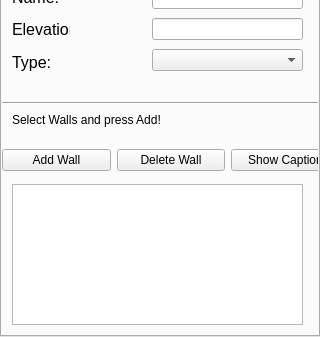
This is forms/roomwidget.ui in JuPedSim/jpseditor as Qt 5 draws it before an edit; both pictures show x 0 to 320 and y 242 to 579 of the 320 by 579 pixel window. The edited form follows.
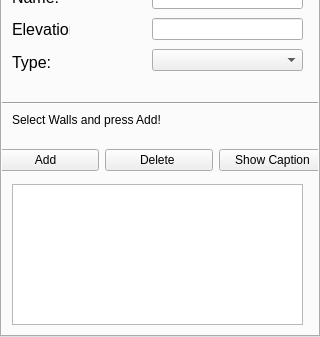
This is the edited form. The open tabs and pages were chosen to show the change.

```diff
--- a/forms/roomwidget.ui
+++ b/forms/roomwidget.ui
@@ -144,9 +144,9 @@
    <widget class="QWidget" name="horizontalLayoutWidget_2">
     <property name="geometry">
      <rect>
-      <x>0</x>
+      <x>-10</x>
       <y>360</y>
-      <width>338</width>
+      <width>334</width>
       <height>32</height>
      </rect>
     </property>
@@ -157,7 +157,7 @@
         <string>&lt;html&gt;&lt;head/&gt;&lt;body&gt;&lt;p&gt;Add wall to selected room&lt;/p&gt;&lt;/body&gt;&lt;/html&gt;</string>
        </property>
        <property name="text">
-        <string>Add Wall</string>
+        <string>Add</string>
        </property>
       </widget>
      </item>
@@ -167,7 +167,7 @@
         <string>&lt;html&gt;&lt;head/&gt;&lt;body&gt;&lt;p&gt;Delete wall from selected room&lt;/p&gt;&lt;/body&gt;&lt;/html&gt;</string>
        </property>
        <property name="text">
-        <string>Delete Wall</string>
+        <string>Delete </string>
        </property>
       </widget>
      </item>
```
Left out of the diff: 5 changed lines with no effect on the pictures.
